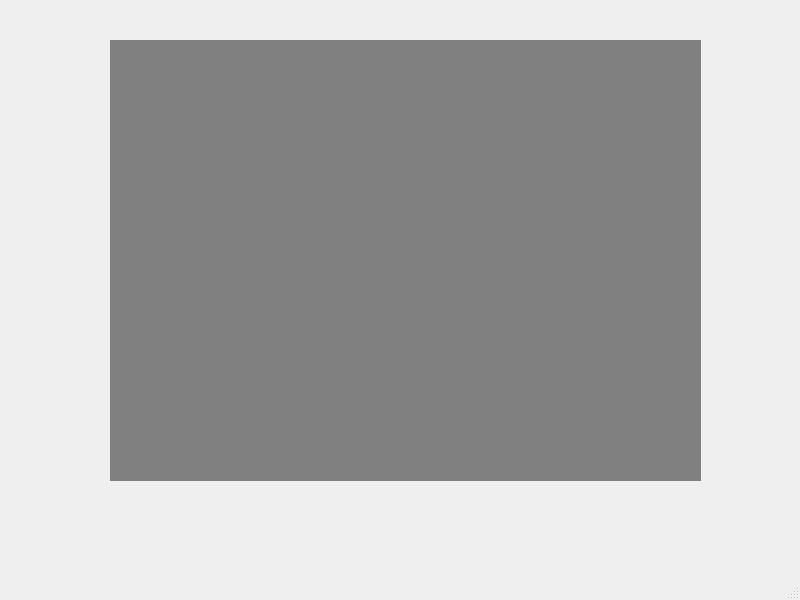
AAJJANE/YandexMaps, file ui/main.ui: the form before one commit.
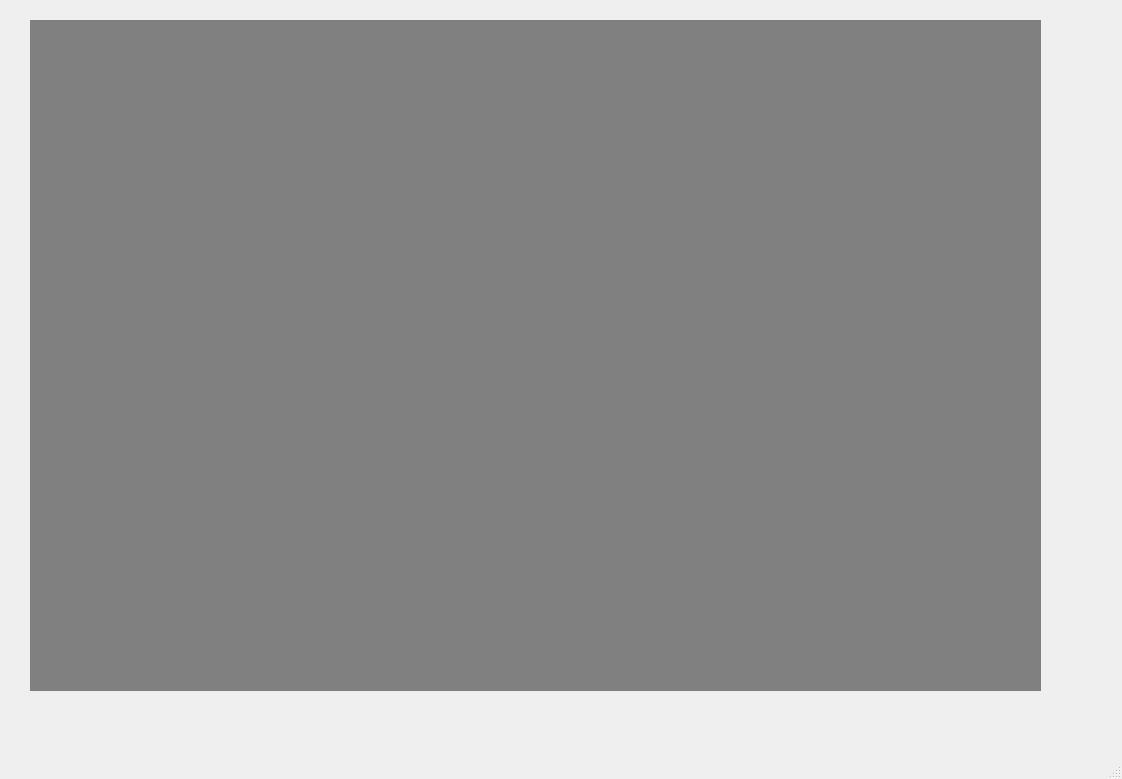
The form after the commit.

```diff
--- a/ui/main.ui
+++ b/ui/main.ui
@@ -6,8 +6,8 @@
    <rect>
     <x>0</x>
     <y>0</y>
-    <width>800</width>
-    <height>600</height>
+    <width>1122</width>
+    <height>779</height>
    </rect>
   </property>
   <property name="windowTitle">
@@ -17,10 +17,10 @@
    <widget class="QLabel" name="map_canvas">
     <property name="geometry">
      <rect>
-      <x>110</x>
-      <y>40</y>
-      <width>591</width>
-      <height>441</height>
+      <x>30</x>
+      <y>20</y>
+      <width>1011</width>
+      <height>671</height>
      </rect>
     </property>
     <property name="styleSheet">
```
Left out of the diff: 5 changed lines with no effect on the pictures.
